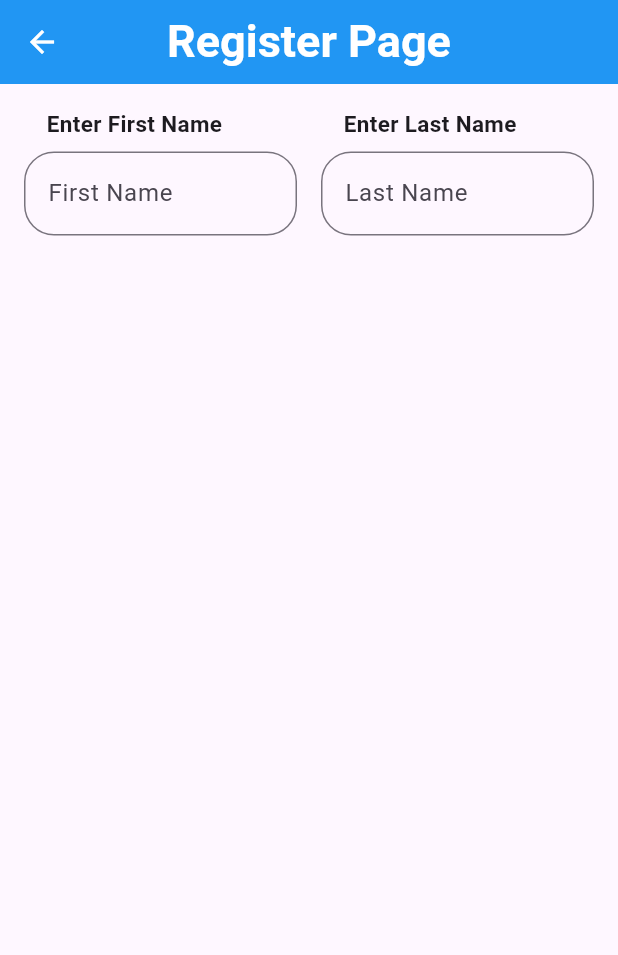
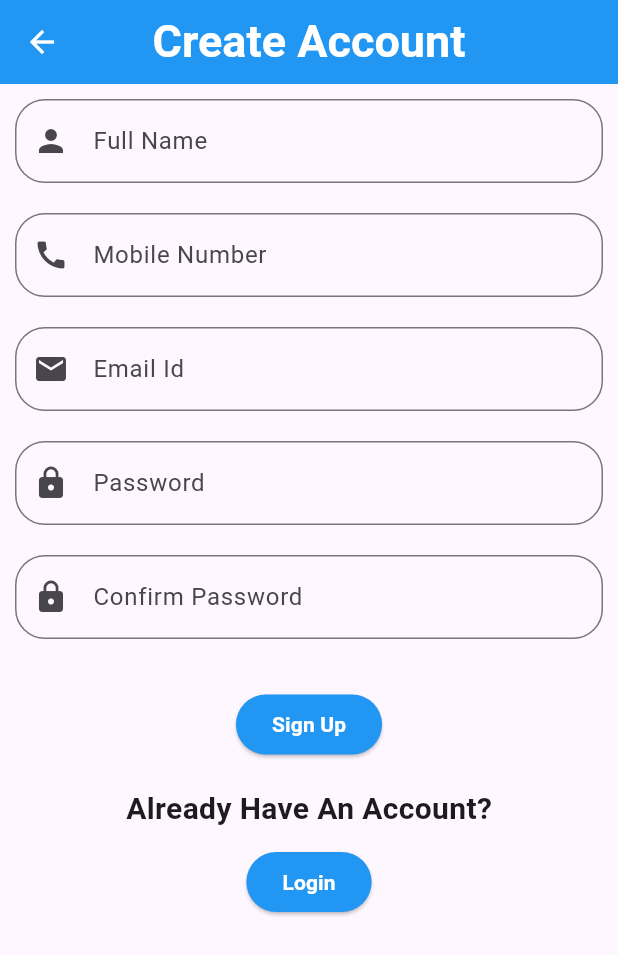
Before and after one commit to bipin24746/loginpage, a Flutter app: the screen it shows after launch, after a tap on "Create Account", on a phone screen of 412 x 824 dp. Shown: the top 955 px of the screen. Run offline on Flutter 3.47's test engine with Material 3 defaults, Android fonts, the phone set to English and light mode, and no system bars.

Commit message:
navigation to signup and login done

```diff
--- a/lib/pages/loginpage.dart
+++ b/lib/pages/loginpage.dart
@@ -17,13 +17,15 @@ class _LoginpageState extends State<Loginpage> {
     return Scaffold(
       appBar: AppBar(
           centerTitle: true,
+          iconTheme: IconThemeData(color: Colors.white),
           title: Text(
             "LoginPage",
             style: TextStyle(
                 fontSize: 30, fontWeight: FontWeight.bold, color: Colors.white),
           ),
           backgroundColor: Colors.blue),
-      body: SingleChildScrollView( // Use SingleChildScrollView for scrolling
+      body: SingleChildScrollView(
+        // Use SingleChildScrollView for scrolling
         child: Column(
           crossAxisAlignment: CrossAxisAlignment.start,
           children: [
@@ -41,7 +43,8 @@ class _LoginpageState extends State<Loginpage> {
             SizedBox(height: 20),
             Padding(
               padding: const EdgeInsets.only(left: 30),
-              child: Text("Enter Your Email",
+              child: Text(
+                "Enter Your Email",
                 style: TextStyle(fontSize: 15, fontWeight: FontWeight.bold),
               ),
             ),
@@ -57,7 +60,8 @@ class _LoginpageState extends State<Loginpage> {
             ),
             Padding(
               padding: const EdgeInsets.only(left: 30),
-              child: Text("Enter Your Password",
+              child: Text(
+                "Enter Your Password",
                 style: TextStyle(fontSize: 15, fontWeight: FontWeight.bold),
               ),
             ),
@@ -102,8 +106,10 @@ class _LoginpageState extends State<Loginpage> {
                             builder: (context) => Registerpage(),
                           ));
                     },
-                    child: Text("Create Account", style: TextStyle(color: Colors.white)),
-                    style: ElevatedButton.styleFrom(backgroundColor: Colors.blue),
+                    child: Text("Create Account",
+                        style: TextStyle(color: Colors.white)),
+                    style:
+                        ElevatedButton.styleFrom(backgroundColor: Colors.blue),
                   ),
                 ],
               ),
--- a/lib/pages/registerpage.dart
+++ b/lib/pages/registerpage.dart
@@ -1,4 +1,5 @@
 import 'package:flutter/material.dart';
+import 'package:loginpage/pages/loginpage.dart';
 
 class Registerpage extends StatefulWidget {
   const Registerpage({super.key});
@@ -18,72 +19,134 @@ class _RegisterpageState extends State<Registerpage> {
           ),
           centerTitle: true,
           title: Text(
-          "Register Page",
+            "Create Account",
             style: TextStyle(
                 color: Colors.white, fontSize: 30, fontWeight: FontWeight.bold),
           ),
           backgroundColor: Colors.blue,
         ),
-      body: Padding(
-        padding: const EdgeInsets.all(16.0),
+        body: SingleChildScrollView(
           child: Column(
-          crossAxisAlignment: CrossAxisAlignment.start,
             children: [
-            Row(
-              children: [
-                Expanded(
-                  child: Column(
-                    crossAxisAlignment: CrossAxisAlignment.start,
+              Column(
                 children: [
                   Padding(
-                        padding: const EdgeInsets.only(left: 15),
-                        child: Text(
-                          "Enter First Name",
-                          style: TextStyle(
-                              fontSize: 15, fontWeight: FontWeight.bold),
-                        ),
-                      ),
-                      SizedBox(height: 8),
-                      TextField(
-                        // textAlign: TextAlign.center,
+                    padding: const EdgeInsets.all(10.0),
+                    child: TextField(
                       decoration: InputDecoration(
                         border: OutlineInputBorder(
                           borderRadius: BorderRadius.circular(20),
                         ),
-                            hintText: "First Name"),
-                      )
-                    ],
+                        hintText: "Full Name",
+                        prefixIcon: Icon(Icons.person), // Use prefixIcon here
                       ),
-                ),
-                SizedBox(width: 16), // Add space between the two text fields
-                Expanded(
-                  child: Column(
-                    crossAxisAlignment: CrossAxisAlignment.start,
-                    children: [
-                      Padding(
-                        padding: const EdgeInsets.only(left: 15),
-                        child: Text(
-                          "Enter Last Name",
-                          style: TextStyle(
-                              fontSize: 15, fontWeight: FontWeight.bold),
-                        ),
-                      ),
-                      SizedBox(height: 8),
-                      TextField(
-                        decoration: InputDecoration(
-                          border: OutlineInputBorder(
-                              borderRadius: BorderRadius.circular(20)),
-                          hintText: "Last Name",
                     ),
                   ),
                 ],
               ),
+              Column(
+                children: [
+                  Padding(
+                    padding: const EdgeInsets.all(10.0),
+                    child: TextField(
+                      decoration: InputDecoration(
+                          border: OutlineInputBorder(
+                              borderRadius: BorderRadius.circular(20)),
+                          hintText: "Mobile Number",
+                          prefixIcon: Icon(Icons.call)),
+                      keyboardType: TextInputType.number,
+                    ),
                   ),
                 ],
               ),
+              Column(
+                children: [
+                  Padding(
+                    padding: const EdgeInsets.all(10.0),
+                    child: TextField(
+                      decoration: InputDecoration(
+                          border: OutlineInputBorder(
+                              borderRadius: BorderRadius.circular(20)),
+                          hintText: "Email Id",
+                          prefixIcon: Icon(Icons.email)),
+                    ),
+                  ),
                 ],
               ),
+              Column(
+                children: [
+                  Padding(
+                    padding: const EdgeInsets.all(10.0),
+                    child: TextField(
+                      decoration: InputDecoration(
+                          border: OutlineInputBorder(
+                              borderRadius: BorderRadius.circular(20)),
+                          hintText: "Password",
+                          prefixIcon: Icon(Icons.lock)),
                     ),
-    );
+                  ),
+                ],
+              ),
+              Column(
+                children: [
+                  Padding(
+                    padding: const EdgeInsets.all(10.0),
+                    child: TextField(
+                      decoration: InputDecoration(
+                          border: OutlineInputBorder(
+                              borderRadius: BorderRadius.circular(20)),
+                          hintText: "Confirm Password",
+                          prefixIcon: Icon(Icons.lock)),
+                    ),
+                  ),
+                ],
+              ),
+              SizedBox(
+                height: 15,
+              ),
+              Column(
+                children: [
+                  Padding(
+                    padding: const EdgeInsets.all(8.0),
+                    child: ElevatedButton(
+                      onPressed: () {},
+                      style: ElevatedButton.styleFrom(
+                          backgroundColor: Colors.blue),
+                      child: Text(
+                        "Sign Up",
+                        style: TextStyle(
+                            color: Colors.white, fontWeight: FontWeight.bold),
+                      ),
+                    ),
+                  ),
+                  SizedBox(
+                    height: 10,
+                  ),
+                  Text(
+                    "Already Have An Account?",
+                    style: TextStyle(fontSize: 20, fontWeight: FontWeight.bold),
+                  ),
+                  SizedBox(
+                    height: 10,
+                  ),
+                  ElevatedButton(
+                      onPressed: () {
+                        Navigator.push(
+                            context,
+                            MaterialPageRoute(
+                                builder: (context) => Loginpage()));
+                      },
+                      style: ElevatedButton.styleFrom(
+                          backgroundColor: Colors.blue),
+                      child: Text(
+                        "Login",
+                        style: TextStyle(
+                            color: Colors.white, fontWeight: FontWeight.bold),
+                      ))
+                ],
+              )
+            ],
+          ),
+        ));
   }
 }
```
Lines whose indentation alone changed are shown as unchanged.
